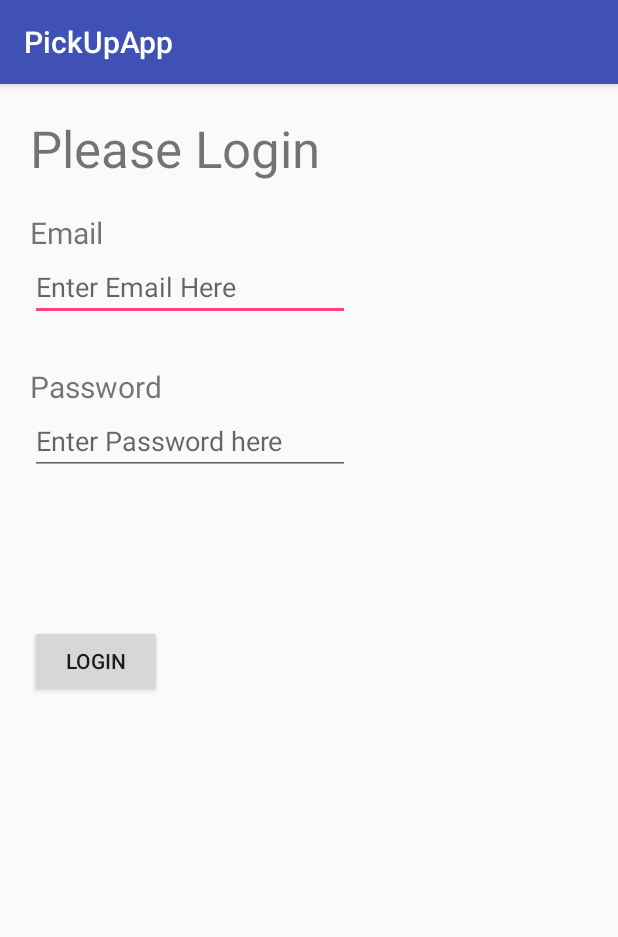
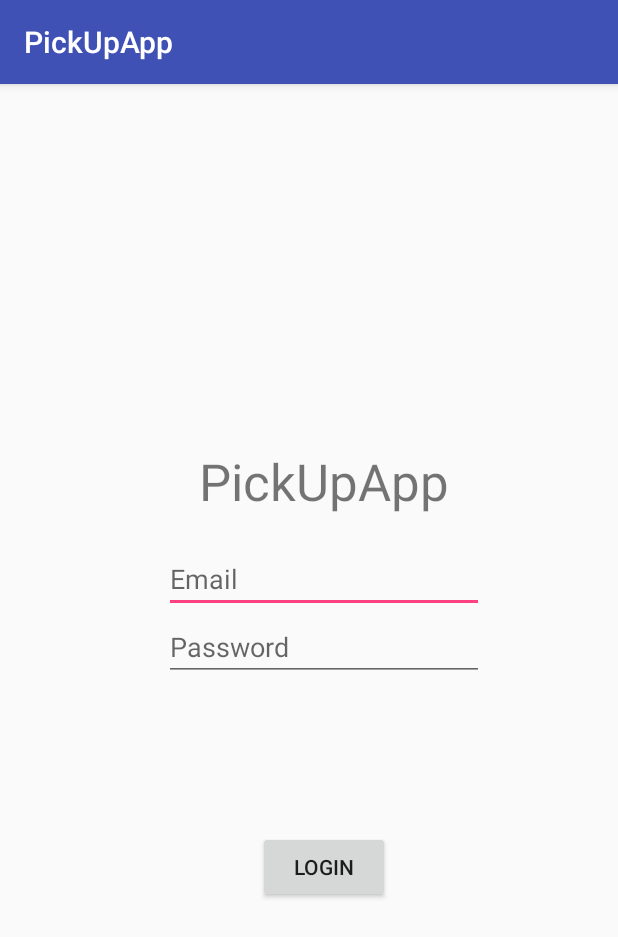
Before and after one commit to HubMaster9000/pickUp, an Android app: the Login screen opened directly, with no data from a screen before it, on a phone screen of 412 x 824 dp. Shown: the top 937 px of the screen. Run offline under Robolectric (Android 15) with nearby library versions, the phone set to English and light mode, and no system bars.

Commit message:
login redesign

```diff
--- a/app/src/main/res/layout/activity_login.xml
+++ b/app/src/main/res/layout/activity_login.xml
@@ -5,30 +5,18 @@
     android:layout_width="match_parent"
     android:layout_height="match_parent"
     android:layout_marginLeft="20dp"
+    android:layout_marginStart="20dp"
     android:layout_marginTop="20dp"
-    android:gravity="left"
+    android:gravity="center"
     android:orientation="vertical"
-    tools:context=".Login"
-    android:layout_marginStart="20dp">
+    tools:context=".Login">
 
     <TextView
         android:layout_width="wrap_content"
         android:layout_height="wrap_content"
-        android:text="@string/please_login"
-        android:textSize="34sp"
         android:layout_marginBottom="20dp"
-        />
-    <!-- Email -->
-    <TextView
-        android:layout_width="wrap_content"
-        android:layout_height="wrap_content"
-        android:text="@string/email"
-        android:textSize="20sp"
-        app:layout_constraintBottom_toBottomOf="parent"
-        app:layout_constraintLeft_toLeftOf="parent"
-        app:layout_constraintRight_toRightOf="parent"
-        app:layout_constraintTop_toTopOf="parent"
-        app:layout_constraintVertical_bias="0.209" />
+        android:text="@string/app_name"
+        android:textSize="34sp" />
 
     <!-- Enter email here -->
     <EditText
@@ -36,16 +24,8 @@
         android:layout_width="wrap_content"
         android:layout_height="wrap_content"
         android:ems="10"
-        android:hint="@string/enter_email_here"
+        android:hint="@string/email"
         android:inputType="textEmailAddress" />
-
-    <!-- Password -->
-    <TextView
-        android:layout_width="wrap_content"
-        android:layout_height="wrap_content"
-        android:layout_marginTop="30dp"
-        android:text="@string/password"
-        android:textSize="20sp" />
 
     <!-- Enter Password here -->
     <EditText
@@ -53,7 +33,7 @@
         android:layout_width="wrap_content"
         android:layout_height="wrap_content"
         android:ems="10"
-        android:hint="@string/enter_password_here"
+        android:hint="@string/password"
         android:inputType="textPassword" />
 
     <!-- Login Button -->
--- a/app/src/main/res/values/strings.xml
+++ b/app/src/main/res/values/strings.xml
@@ -1,9 +1,7 @@
 <resources>
     <string name="app_name">PickUpApp</string>
     <string name="email">Email</string>
-    <string name="enter_email_here">Enter Email Here</string>
     <string name="password">Password</string>
-    <string name="enter_password_here">Enter Password here</string>
     <string name="login">Login</string>
     <string name="please_login">Please Login</string>
     <string name="title_activity_home">Home</string>
```
